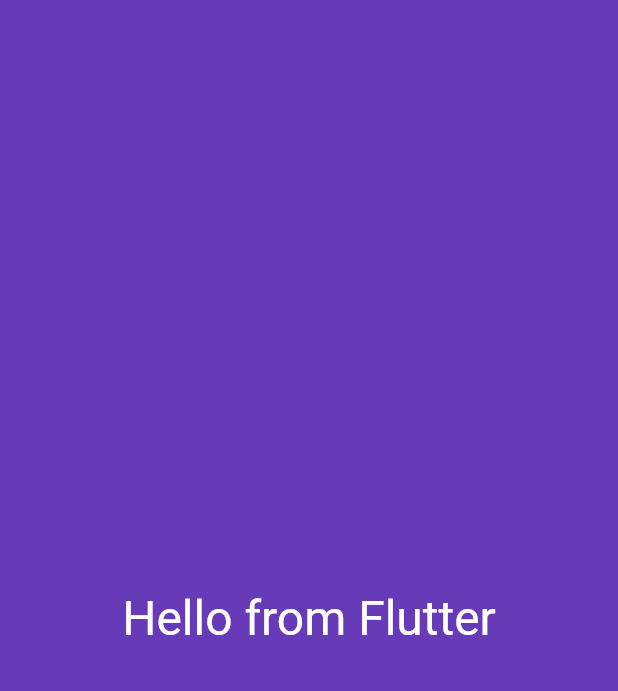
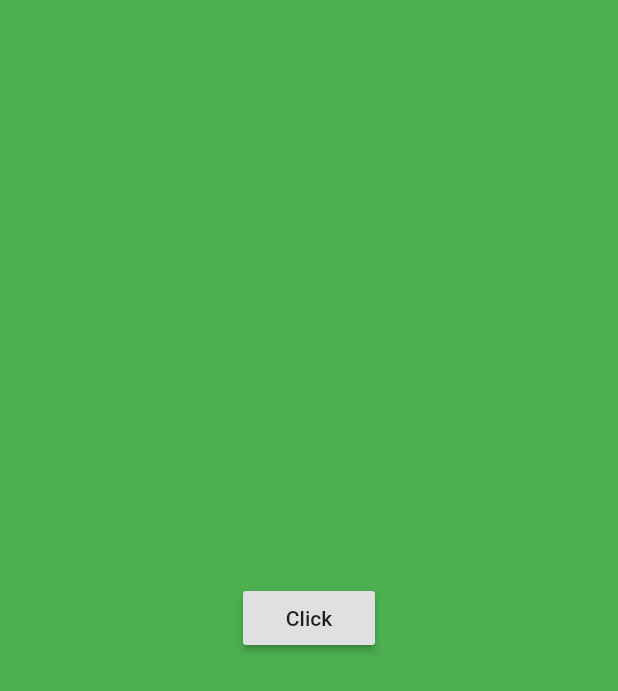
Before and after one commit to 1busby/flutter_app, a Flutter app: the screen it shows after launch, on a phone screen of 412 x 824 dp. Shown: the top 691 px of the screen. Run offline on Flutter 3.47's test engine with Material 2 defaults, Android fonts, the phone set to English and light mode, and no system bars.

Commit message:
Update main.dart
stateful widgets

```diff
--- a/lib/main.dart
+++ b/lib/main.dart
@@ -2,17 +2,40 @@ import 'package:flutter/material.dart';
 
 void main() {
   runApp(
-    MyStatelessWidget()
+    MyStatefulWidget()
   );
 }
 
-class MyStatelessWidget extends StatelessWidget {
+class MyStatefulWidget extends StatefulWidget {
+  @override
+  _MyStatefulWidgetState createState() => _MyStatefulWidgetState();
+}
+
+class _MyStatefulWidgetState extends State<MyStatefulWidget> {
+
+  var myColor = Colors.green;
+
+  changeColor() {
+    setState(() {
+      myColor = Colors.green;
+    });
+  }
+
   @override
   Widget build(BuildContext context) {
-    return Container(
-      color: Colors.deepPurple,
-      child: Center(
-        child: Text("Hello from Flutter", textDirection: TextDirection.ltr, style: TextStyle(fontSize: 32.0, color: Colors.white))
+    return Directionality(
+      textDirection: TextDirection.ltr,
+        child:Container(
+        color: myColor,
+        child: Center(
+          child: RaisedButton(
+            child: Text("Click"),
+            onPressed: () {
+              print("clicked");
+              changeColor();
+            },
+          )
+        )
       )
     );
   }
```
